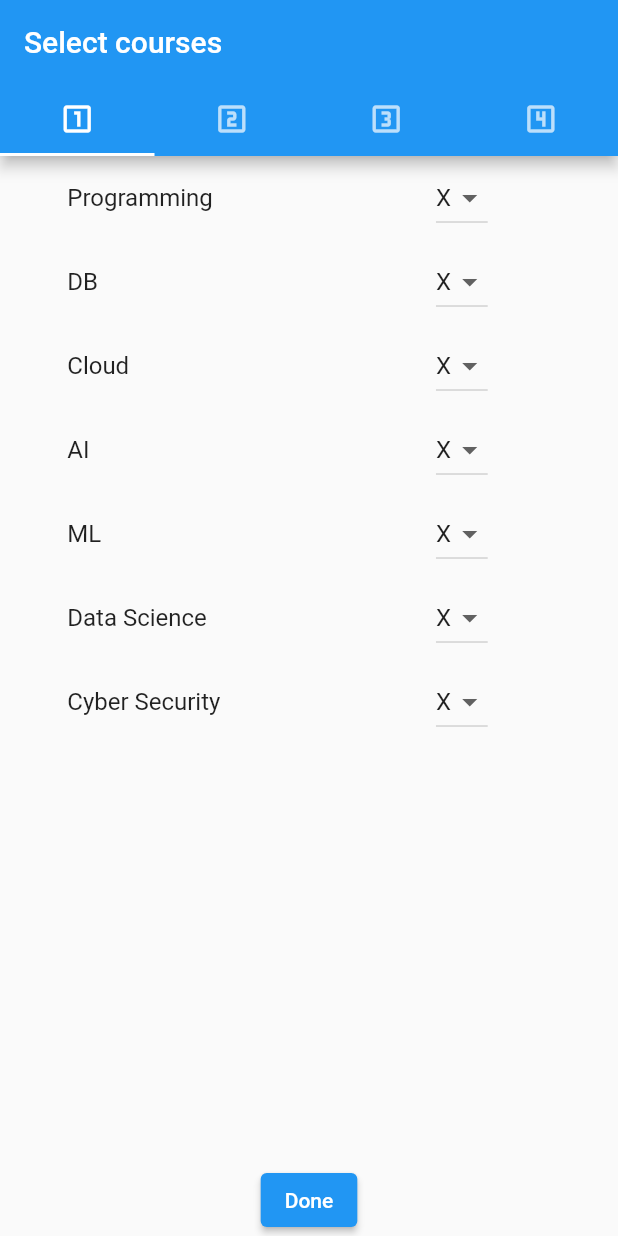
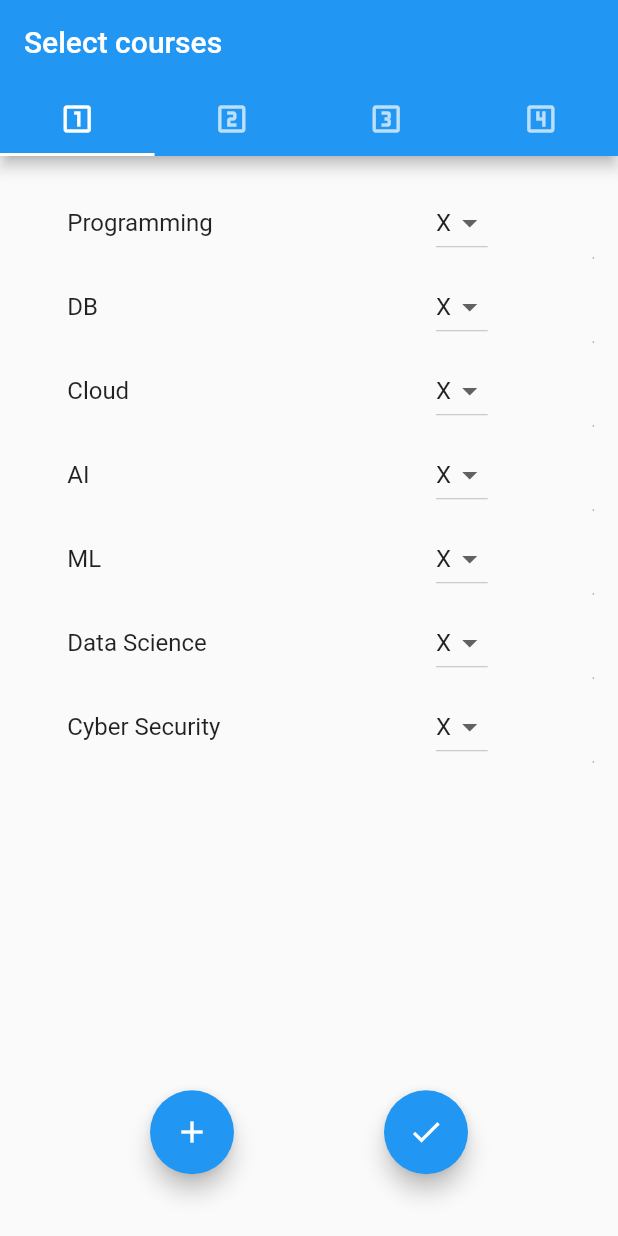
Before and after one commit to pasinduPrabhath/gpacalculator, a Flutter app: the screen it shows after launch, after a tap on the "add" icon, on a phone screen of 412 x 824 dp. Run offline on Flutter 3.47's test engine with Material 2 defaults, Android fonts, the light colour scheme and no system bars.

Commit message:
add new button 2 2nd screen

```diff
--- a/lib/CustomCheckBoxDropdownTile.dart
+++ b/lib/CustomCheckBoxDropdownTile.dart
@@ -5,8 +5,7 @@ import 'package:gpacalculator/myDialog.dart';
 class CustomCheckboxDropdownTile extends StatefulWidget {
   final String title;
   final bool value;
-  final Function(bool?, dynamic)
-      onChanged; // Change the callback type to accept two arguments
+  final Function(bool?, dynamic) onChanged;
   final List<String> options;
 
   const CustomCheckboxDropdownTile({
@@ -26,11 +25,13 @@ class CustomCheckboxDropdownTile extends StatefulWidget {
 class _CustomCheckboxDropdownTileState
     extends State<CustomCheckboxDropdownTile> {
   late String _selectedOption;
+  late String _newCourseName;
 
   @override
   void initState() {
     super.initState();
     _selectedOption = 'X';
+    _newCourseName = '';
   }
 
   @override
@@ -55,6 +56,7 @@ class _CustomCheckboxDropdownTileState
                         _selectedOption = value!;
                         widget.onChanged(true,
                             _selectedOption); // Pass two arguments to the callback
+                        _newCourseName = '';
                       }
 
                       print('Selected :' + _selectedOption);
@@ -68,6 +70,16 @@ class _CustomCheckboxDropdownTileState
                       .toList(),
                 ),
                 SizedBox(width: MediaQuery.of(context).size.width * 0.17),
+                Expanded(
+                  child: TextField(
+                    decoration: InputDecoration(
+                      hintText: 'New course',
+                    ),
+                    onChanged: (value) {
+                      _newCourseName = value;
+                    },
+                  ),
+                ),
               ],
             ),
           ),
--- a/lib/main.dart
+++ b/lib/main.dart
@@ -42,21 +42,17 @@ class _MyHomePageState extends State<MyHomePage> {
 
   double _calculateGPA(List<GPAData> finalSelectedCourseData) {
     double totalCredits = 0;
-    double totalGPA = 0;
     double weightedGradePoints = 0;
     for (int i = 0; i < finalSelectedCourseData.length; i++) {
       if (finalSelectedCourseData[i].courseName != '') {
         totalCredits += finalSelectedCourseData[i].weight;
-        // GPAValue = totalCredits;
         weightedGradePoints += finalSelectedCourseData[i].weight *
             finalSelectedCourseData[i].gradingLetterValue;
-        print('weightedGradePoints $weightedGradePoints');
-        totalGPA += (finalSelectedCourseData[i].weight * gradingLetterValue);
-        print(totalCredits);
       }
       GPAValue = weightedGradePoints / totalCredits;
     }
     return GPAValue;
+    ;
   }
 
   Future<void> _getValue() async {
@@ -75,10 +71,6 @@ class _MyHomePageState extends State<MyHomePage> {
               selectedCourseData[i].gradingLetter != 'X' &&
               !finalSelectedCourseDataList.contains(selectedCourseData[i])) {
             finalSelectedCourseDataList.add(selectedCourseData[i]);
-
-            // _calculateGPA(finalSelectedCourseDataList);
-            // dropdownValue[checked[i]];
-            // GPAValue = courseWeight.reduce((a, b) => a + b);
           }
           _calculateGPA(finalSelectedCourseDataList);
         }
@@ -100,7 +92,7 @@ class _MyHomePageState extends State<MyHomePage> {
               child: const SizedBox(),
             ),
             Text(
-              GPAValue.toString(),
+              GPAValue.toStringAsFixed(2),
               textAlign: TextAlign.center,
               overflow: TextOverflow.ellipsis,
               style: const TextStyle(
@@ -115,7 +107,9 @@ class _MyHomePageState extends State<MyHomePage> {
               'Courses List',
               style: TextStyle(fontWeight: FontWeight.bold, fontSize: 18),
             ),
-            SizedBox(
+            Padding(
+              padding: const EdgeInsets.all(15.0),
+              child: SizedBox(
                 height: MediaQuery.of(context).size.height * 0.5,
                 child: ListView.builder(
                   itemCount: finalSelectedCourseDataList.length,
@@ -180,6 +174,7 @@ class _MyHomePageState extends State<MyHomePage> {
                   ),
                 ),
               ),
+            ),
           ],
         ),
       ),
--- a/lib/myDialog.dart
+++ b/lib/myDialog.dart
@@ -136,6 +136,9 @@ class _MyDialogState extends State<MyDialog> {
   Column checklistMenu1() {
     return Column(
       children: <Widget>[
+        SizedBox(
+          height: MediaQuery.of(context).size.height * 0.02,
+        ),
         Expanded(
           child: ListView.builder(
             itemCount: courseData.length,
@@ -144,12 +147,9 @@ class _MyDialogState extends State<MyDialog> {
                 title: courseData[index].courseName,
                 value: courseData[index].selected,
                 onChanged: (value, selectedValue) {
-                  // Accept two arguments
                   setState(() {
                     courseData[index].selected = value!;
                     if (value) {
-                      // courseData[index].selected = true;
-
                       courseData[index].gradingLetter =
                           selectedValue; // update grading letter
                       courseData[index].gradingLetterValue =
@@ -164,11 +164,43 @@ class _MyDialogState extends State<MyDialog> {
             },
           ),
         ),
-        ElevatedButton(
-          onPressed: () {
-            Navigator.pop(context, courseData);
-          },
-          child: const Text('Done'),
+        Row(
+          mainAxisAlignment: MainAxisAlignment.spaceEvenly,
+          children: [
+            // ElevatedButton(
+            //   onPressed: () {
+            //     Navigator.pop(context);
+            //   },
+            //   child: const Text('Cancel'),
+            // ),
+            // ElevatedButton(
+            //   onPressed: () {
+            //     Navigator.pop(context, courseData);
+            //   },
+            //   child: const Text('Done'),
+            // ),
+            // FloatingActionButton(
+            //   onPressed: () {},
+            //   child: const Icon(Icons.done),
+            // ),
+            FloatingActionButton(
+              onPressed: () {
+                Navigator.pop(context, courseData);
+              },
+              heroTag: 'addCourse',
+              child: const Icon(Icons.add),
+            ),
+            FloatingActionButton(
+              onPressed: () {
+                Navigator.pop(context, courseData);
+              },
+              heroTag: 'submitCourse',
+              child: const Icon(Icons.done),
+            ),
+          ],
+        ),
+        SizedBox(
+          height: MediaQuery.of(context).size.height * 0.05,
         ),
       ],
     );
--- a/pubspec.yaml
+++ b/pubspec.yaml
@@ -30,6 +30,7 @@ environment:
 dependencies:
   flutter:
     sdk: flutter
+    flutter_speed_dial: ^1.2.5
 
 
   # The following adds the Cupertino Icons font to your application.
```
Lines whose indentation alone changed are shown as unchanged.
